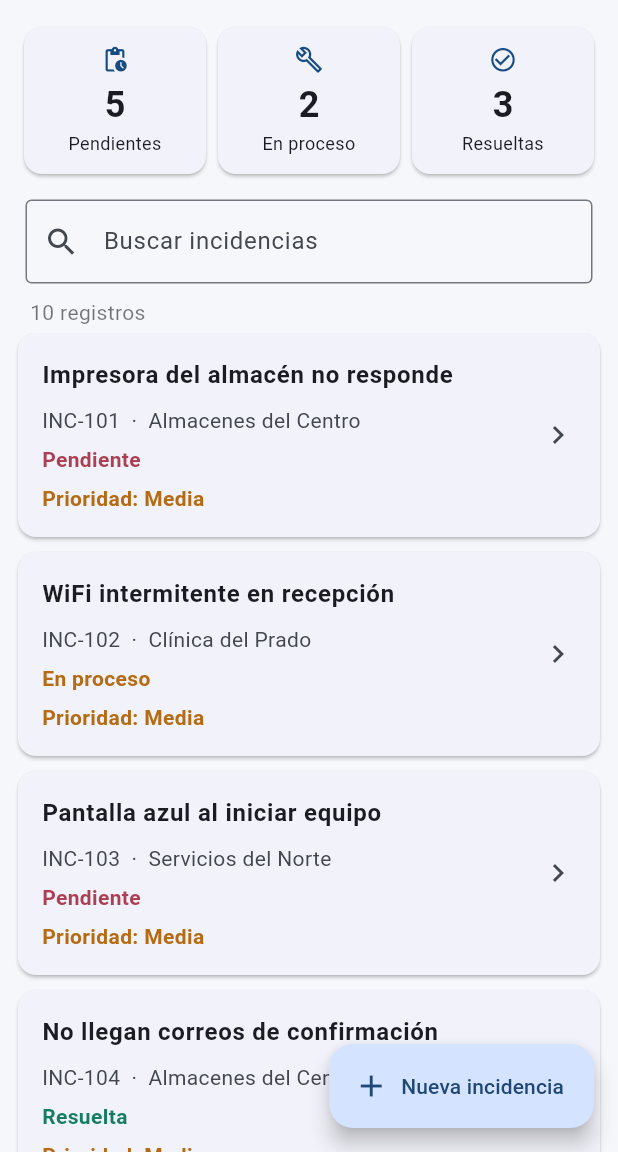
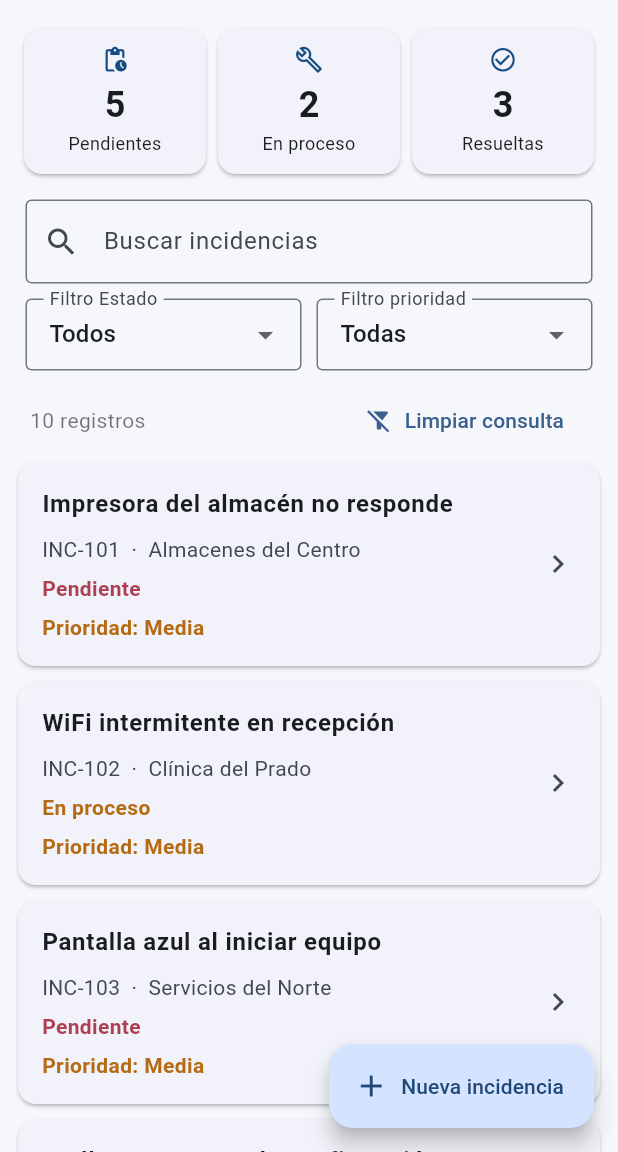
Before and after one commit to DiegoVenreis/NextSoft, a Flutter app: the screen it shows after launch, on a phone screen of 412 x 824 dp, the part 84-1236 px from its top. Run offline on Flutter 3.47's test engine with Material 3 defaults, Android fonts, the phone set to English and light mode, and no system bars; our stand-ins replace shared_preferences.

Commit message:
FEAT-002 Filtros

```diff
--- a/lib/ui/pantalla_principal.dart
+++ b/lib/ui/pantalla_principal.dart
@@ -16,6 +16,15 @@ class _PantallaPrincipalState extends State<PantallaPrincipal> {
   bool cargando = true;
   String? error;
   String busqueda = '';
+  String estadoSelec = 'Todos';
+  String prioSelec = 'Todas';
+  final TextEditingController controlSearch = TextEditingController();
+
+  @override
+  void dispose() {
+    controlSearch.dispose();
+    super.dispose();
+  }
 
   @override
   void initState() {
@@ -84,7 +93,11 @@ class _PantallaPrincipalState extends State<PantallaPrincipal> {
 
   @override
   Widget build(BuildContext context) {
-    final items = g.buscar(busqueda);
+    final items = g.buscar(busqueda).where((item) {
+      final coincidenceState = estadoSelec == 'Todos' || item.estado == estadoSelec;
+      final coincidencePrior = prioSelec == 'Todas' || item.prioridad == prioSelec;
+      return coincidenceState && coincidencePrior;
+    }).toList();
     return Scaffold(
       appBar: AppBar(
         title: const Text('NexaSoft | Incidencias'),
@@ -161,10 +174,72 @@ class _PantallaPrincipalState extends State<PantallaPrincipal> {
                           ),
                         ),
                         Padding(
+                          padding: const EdgeInsets.symmetric(horizontal: 17, vertical: 5),
+                          child: Row(
+                            children: [
+                              Expanded(
+                                child: DropdownButtonFormField<String>(
+                                  value: estadoSelec,
+                                  decoration: const InputDecoration(
+                                    labelText: 'Filtro Estado',
+                                    border: OutlineInputBorder(),
+                                    contentPadding: EdgeInsets.symmetric(horizontal: 12, vertical: 12),
+                                  ),
+                                  items: const[
+                                    DropdownMenuItem(value: 'Todos', child: Text('Todos')),
+                                    DropdownMenuItem(value: 'Pendiente', child: Text('Pendiente')),
+                                    DropdownMenuItem(value: 'En proceso', child: Text('En proceso')),
+                                    DropdownMenuItem(value: 'Resuelta', child: Text('Resuelta')),
+                                  ],
+                                  onChanged: (valor){
+                                    if (valor != null) setState(() => estadoSelec = valor);
+                                  },
+                                ),
+                              ),
+                              const SizedBox(width: 10,),
+                              Expanded(
+                                child: DropdownButtonFormField<String>(
+                                  value: prioSelec,
+                                  decoration: const InputDecoration(
+                                    labelText: 'Filtro prioridad',
+                                    border: OutlineInputBorder(),
+                                    contentPadding: EdgeInsets.symmetric(horizontal: 12, vertical: 12),
+                                  ),
+                                  items: const[
+                                    DropdownMenuItem(value: 'Todas', child: Text('Todas')),
+                                    DropdownMenuItem(value: 'Baja', child: Text('Baja')),
+                                    DropdownMenuItem(value: 'Media', child: Text('Media')),
+                                    DropdownMenuItem(value: 'Alta', child: Text('Alta')),
+                                  ],
+                                  onChanged: (valor){
+                                    if (valor != null) setState(() => prioSelec = valor);
+                                  }
+                                ),
+                              ),
+                            ],
+                          ),
+                        ),
+                        Padding(
                           padding: const EdgeInsets.symmetric(horizontal: 20, vertical: 4),
-                          child: Align(
-                            alignment: Alignment.centerLeft,
-                            child: Text('${items.length} registros', style: const TextStyle(color: Colors.black54)),
+                          child: Row(
+                            children: [
+                              Expanded(
+                                child: Text('${items.length} registros',
+                                style: const TextStyle(color: Colors.black54)),
+                              ),
+                              TextButton.icon(
+                                onPressed: (){
+                                  setState((){
+                                    busqueda = '';
+                                    controlSearch.clear();
+                                    estadoSelec = 'Todos';
+                                    prioSelec = 'Todas';
+                                  });
+                                },
+                                icon: const Icon(Icons.filter_alt_off),
+                                label: const Text('Limpiar consulta'),
+                              ),
+                            ],
                           ),
                         ),
                         Expanded(
```
